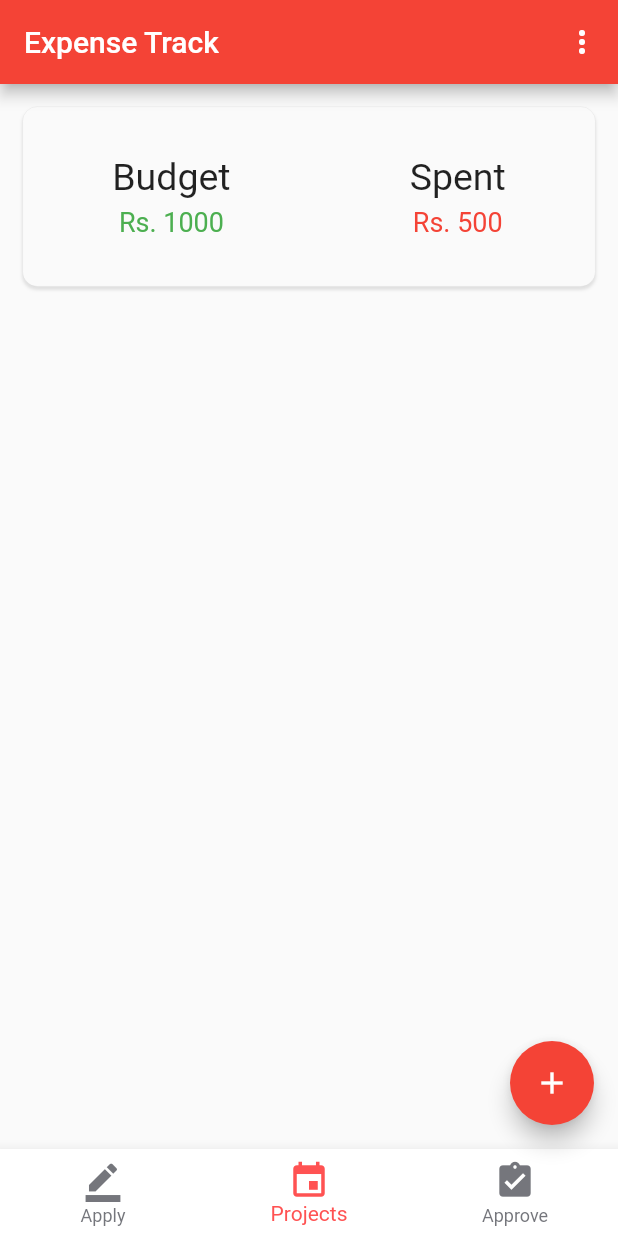
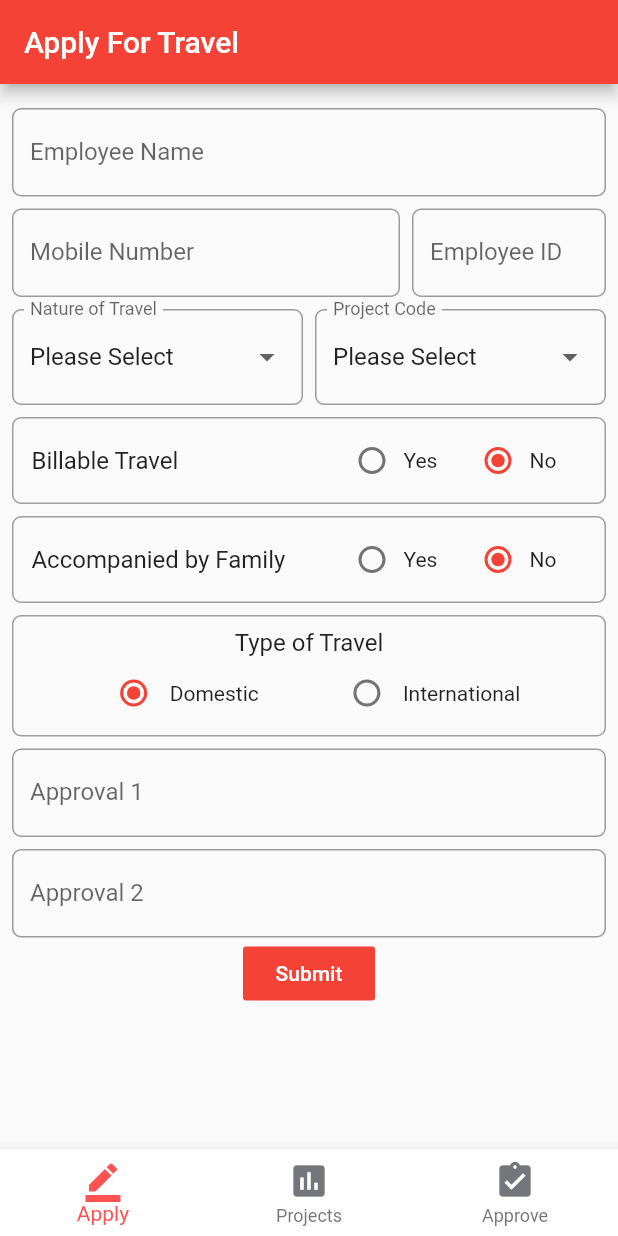
Before and after one commit to vishruth-v/Expense-Tracker, a Flutter app: the screen it shows after launch, on a phone screen of 412 x 824 dp. Run offline on Flutter 3.47's test engine with Material 2 defaults, Android fonts, the phone set to English and light mode, and no system bars.

```diff
--- /dev/null
+++ b/Roshan/expense_tracker/lib/apply.dart
@@ -0,0 +1,365 @@
+import 'package:expense_tracker/navbar.dart';
+import 'package:flutter/material.dart';
+
+class ApplyPage extends StatefulWidget {
+  @override
+  _ApplyPageState createState() => _ApplyPageState();
+}
+
+class _ApplyPageState extends State<ApplyPage> {
+  @override
+  Widget build(BuildContext context) {
+    return Scaffold(
+      appBar: AppBar(
+        title: Text('Apply For Travel'),
+      ),
+      body: ApplicationForm(),
+      bottomNavigationBar: MyBottomNavigationBar(
+        currentIndex: 0,
+      ),
+    );
+  }
+}
+
+class ApplicationForm extends StatefulWidget {
+  @override
+  _ApplicationFormState createState() => _ApplicationFormState();
+}
+
+class _ApplicationFormState extends State<ApplicationForm> {
+  final _formKey = GlobalKey<FormState>();
+  String dropdownValue1 = 'Please Select';
+  String dropdownValue2 = 'Please Select';
+  bool _isBillable = false;
+  bool _isAccompaniedByFamily = false;
+  bool _isDomestic = true;
+  bool _isDense = true;
+
+  @override
+  Widget build(BuildContext context) {
+    return Form(
+      key: _formKey,
+      child: ListView(
+        children: <Widget>[
+          Padding(
+            padding: const EdgeInsets.fromLTRB(8.0, 16.0, 8.0, 0.0),
+            child: TextFormField(
+              validator: (value) => value.isEmpty ? 'Cant be empty' : null,
+              decoration: InputDecoration(labelText: "Employee Name"),
+              textInputAction: TextInputAction.next,
+              onFieldSubmitted: (value) => FocusScope.of(context).nextFocus(),
+            ),
+          ),
+          Padding(
+            padding: const EdgeInsets.fromLTRB(8.0, 8.0, 8.0, 0.0),
+            child: Row(
+              children: <Widget>[
+                Expanded(
+                  flex: 2,
+                  child: TextFormField(
+                    validator: (value) =>
+                        value.isEmpty ? 'Cant be empty' : null,
+                    decoration: InputDecoration(labelText: "Mobile Number"),
+                    keyboardType: TextInputType.phone,
+                    textInputAction: TextInputAction.next,
+                    onFieldSubmitted: (value) =>
+                        FocusScope.of(context).nextFocus(),
+                  ),
+                ),
+                SizedBox(
+                  width: 8.0,
+                ),
+                Expanded(
+                  flex: 1,
+                  child: TextFormField(
+                    validator: (value) =>
+                        value.isEmpty ? 'Cant be empty' : null,
+                    keyboardType: TextInputType.number,
+                    decoration: InputDecoration(labelText: "Employee ID"),
+                    textInputAction: TextInputAction.next,
+                    onFieldSubmitted: (value) =>
+                        FocusScope.of(context).unfocus(),
+                  ),
+                ),
+              ],
+            ),
+          ),
+          Padding(
+            padding: const EdgeInsets.fromLTRB(8.0, 8.0, 8.0, 0.0),
+            child: Row(
+              children: <Widget>[
+                Expanded(
+                  flex: 1,
+                  child: DropdownButtonFormField<String>(
+                    validator: (value) => value == 'Please Select'
+                        ? 'Select a valid reason'
+                        : null,
+                    value: dropdownValue1,
+                    decoration: InputDecoration(labelText: "Nature of Travel"),
+                    icon: Icon(Icons.arrow_drop_down),
+                    iconSize: 24,
+                    elevation: 2,
+                    isExpanded: true,
+                    isDense: _isDense,
+                    onTap: () => FocusScope.of(context).unfocus(),
+                    onChanged: (String newValue) {
+                      setState(() {
+                        _isDense = newValue.length > 15 ? false : true;
+                        dropdownValue1 = newValue;
+                      });
+                    },
+                    items: <String>[
+                      'Please Select',
+                      'Project Visit',
+                      'Local Travel',
+                      'Sales/Marketing',
+                      'Home Travel Request',
+                      'Services and Support',
+                      'Office - Admin Expenses',
+                      'Factory - Admin Expenses',
+                    ].map<DropdownMenuItem<String>>((String value) {
+                      return DropdownMenuItem<String>(
+                        value: value,
+                        child: Text(value),
+                      );
+                    }).toList(),
+                  ),
+                ),
+                SizedBox(width: 8.0),
+                Expanded(
+                  flex: 1,
+                  child: DropdownButtonFormField<String>(
+                    validator: (value) => value == 'Please Select'
+                        ? 'Select a valid code'
+                        : null,
+                    decoration: InputDecoration(labelText: "Project Code"),
+                    value: dropdownValue2,
+                    icon: Icon(Icons.arrow_drop_down),
+                    iconSize: 24,
+                    elevation: 2,
+                    isExpanded: true,
+                    isDense: _isDense,
+                    onTap: () => FocusScope.of(context).unfocus(),
+                    onChanged: (String newValue) {
+                      setState(() {
+                        dropdownValue2 = newValue;
+                      });
+                    },
+                    items: <String>[
+                      'Please Select',
+                      '1',
+                      '2',
+                      '3',
+                      '4',
+                    ].map<DropdownMenuItem<String>>((String value) {
+                      return DropdownMenuItem<String>(
+                        value: value,
+                        child: Text(value),
+                      );
+                    }).toList(),
+                  ),
+                ),
+              ],
+            ),
+          ),
+          Container(
+            margin: const EdgeInsets.fromLTRB(8.0, 8.0, 8.0, 0.0),
+            padding: const EdgeInsets.fromLTRB(8.0, 4.0, 8.0, 4.0),
+            decoration: BoxDecoration(
+              borderRadius: BorderRadius.circular(6),
+              border: Border.all(
+                width: 1,
+                color: Colors.grey,
+              ),
+            ),
+            child: Row(
+              children: <Widget>[
+                Expanded(
+                  flex: 5,
+                  child: Text(
+                    ' Billable Travel',
+                    style: TextStyle(fontSize: 16.0),
+                  ),
+                ),
+                Expanded(
+                  flex: 1,
+                  child: Radio<bool>(
+                    value: true,
+                    groupValue: _isBillable,
+                    onChanged: (bool value) {
+                      setState(() {
+                        _isBillable = value;
+                      });
+                    },
+                  ),
+                ),
+                Expanded(
+                  flex: 1,
+                  child: Text('Yes'),
+                ),
+                Expanded(
+                  flex: 1,
+                  child: Radio<bool>(
+                    value: false,
+                    groupValue: _isBillable,
+                    onChanged: (bool value) {
+                      setState(() {
+                        _isBillable = value;
+                      });
+                    },
+                  ),
+                ),
+                Expanded(
+                  flex: 1,
+                  child: Text('No'),
+                ),
+              ],
+            ),
+          ),
+          Container(
+            margin: const EdgeInsets.fromLTRB(8.0, 8.0, 8.0, 0.0),
+            padding: const EdgeInsets.fromLTRB(8.0, 4.0, 8.0, 4.0),
+            decoration: BoxDecoration(
+              borderRadius: BorderRadius.circular(6),
+              border: Border.all(
+                width: 1,
+                color: Colors.grey,
+              ),
+            ),
+            child: Row(
+              children: <Widget>[
+                Expanded(
+                  flex: 5,
+                  child: Text(
+                    ' Accompanied by Family',
+                    style: TextStyle(fontSize: 16.0),
+                  ),
+                ),
+                Expanded(
+                  flex: 1,
+                  child: Radio<bool>(
+                    value: true,
+                    groupValue: _isAccompaniedByFamily,
+                    onChanged: (bool value) {
+                      setState(() {
+                        _isAccompaniedByFamily = value;
+                      });
+                    },
+                  ),
+                ),
+                Expanded(
+                  flex: 1,
+                  child: Text('Yes'),
+                ),
+                Expanded(
+                  flex: 1,
+                  child: Radio<bool>(
+                    value: false,
+                    groupValue: _isAccompaniedByFamily,
+                    onChanged: (bool value) {
+                      setState(() {
+                        _isAccompaniedByFamily = value;
+                      });
+                    },
+                  ),
+                ),
+                Expanded(
+                  flex: 1,
+                  child: Text('No'),
+                ),
+              ],
+            ),
+          ),
+          Container(
+            margin: const EdgeInsets.fromLTRB(8.0, 8.0, 8.0, 0.0),
+            padding: const EdgeInsets.fromLTRB(8.0, 8.0, 8.0, 4.0),
+            decoration: BoxDecoration(
+              borderRadius: BorderRadius.circular(6),
+              border: Border.all(
+                width: 1,
+                color: Colors.grey,
+              ),
+            ),
+            child: Column(
+              mainAxisAlignment: MainAxisAlignment.center,
+              crossAxisAlignment: CrossAxisAlignment.center,
+              children: <Widget>[
+                Text(
+                  'Type of Travel',
+                  style: TextStyle(fontSize: 16.0),
+                ),
+                Row(
+                  mainAxisAlignment: MainAxisAlignment.spaceEvenly,
+                  children: <Widget>[
+                    Row(
+                      children: <Widget>[
+                        Radio<bool>(
+                          value: true,
+                          groupValue: _isDomestic,
+                          onChanged: (bool value) {
+                            setState(() {
+                              _isDomestic = value;
+                            });
+                          },
+                        ),
+                        Text('Domestic'),
+                      ],
+                    ),
+                    Row(
+                      children: <Widget>[
+                        Radio<bool>(
+                          value: false,
+                          groupValue: _isDomestic,
+                          onChanged: (bool value) {
+                            setState(() {
+                              _isDomestic = value;
+                            });
+                          },
+                        ),
+                        Text('International'),
+                      ],
+                    ),
+                  ],
+                ),
+              ],
+            ),
+          ),
+          Padding(
+            padding: const EdgeInsets.fromLTRB(8.0, 8.0, 8.0, 0.0),
+            child: TextFormField(
+              validator: (value) => value.isEmpty ? 'Cant be empty' : null,
+              decoration: InputDecoration(labelText: "Approval 1"),
+              textInputAction: TextInputAction.next,
+              onFieldSubmitted: (value) => FocusScope.of(context).nextFocus(),
+            ),
+          ),
+          Padding(
+            padding: const EdgeInsets.fromLTRB(8.0, 8.0, 8.0, 0.0),
+            child: TextFormField(
+              validator: (value) => value.isEmpty ? 'Cant be empty' : null,
+              decoration: InputDecoration(labelText: "Approval 2"),
+              textInputAction: TextInputAction.next,
+              onFieldSubmitted: (value) => FocusScope.of(context).unfocus(),
+            ),
+          ),
+          Center(
+            child: FlatButton(
+              child: Text(
+                'Submit',
+                style: TextStyle(color: Colors.white),
+              ),
+              color: Colors.red,
+              onPressed: () {
+                if (_formKey.currentState.validate()) {
+                  // If the form is valid, display a Snackbar.
+                  Scaffold.of(context).showSnackBar(
+                      SnackBar(content: Text('Processing Data')));
+                }
+              },
+            ),
+          ),
+        ],
+      ),
+    );
+  }
+}
--- a/Roshan/expense_tracker/lib/approve.dart
+++ b/Roshan/expense_tracker/lib/approve.dart
@@ -1,4 +1,5 @@
 import 'package:flutter/material.dart';
+import 'navbar.dart';
 
 class ApprovePage extends StatefulWidget {
   @override
@@ -13,49 +14,49 @@ class _ApprovePageState extends State<ApprovePage> {
         title: Text('Approve Projects'),
       ),
       body: Container(),
-      bottomNavigationBar: MyBottomNavigationBar(currentIndex: 1,),
+      bottomNavigationBar: MyBottomNavigationBar(currentIndex: 2,),
     );
   }
 }
 
-class MyBottomNavigationBar extends StatefulWidget {
-  final int currentIndex;
-  final void Function(int) updatePageIndex;
+// class MyBottomNavigationBar extends StatefulWidget {
+//   final int currentIndex;
+//   final void Function(int) updatePageIndex;
 
-  const MyBottomNavigationBar({Key key, this.currentIndex, this.updatePageIndex}) : super(key: key);
+//   const MyBottomNavigationBar({Key key, this.currentIndex, this.updatePageIndex}) : super(key: key);
 
-  @override
-  _MyBottomNavigationBarState createState() => _MyBottomNavigationBarState();
-}
+//   @override
+//   _MyBottomNavigationBarState createState() => _MyBottomNavigationBarState();
+// }
 
-class _MyBottomNavigationBarState extends State<MyBottomNavigationBar> {
-  @override
-  Widget build(BuildContext context) {
-    return BottomNavigationBar(
-      backgroundColor: Colors.white,
-      currentIndex: widget.currentIndex,
-      // elevation: 20.0,
-      // type: BottomNavigationBarType.shifting,
-      iconSize: 28.0,
-      onTap: (index) {
-        widget.updatePageIndex(index);
-      },
-      selectedItemColor: Colors.redAccent,
-      unselectedItemColor: Color(0xcc52545b),
-      items: <BottomNavigationBarItem>[
-        BottomNavigationBarItem(
-          title: Text('Apply'),
-          icon: Icon(Icons.border_color),
-        ),
-        BottomNavigationBarItem(
-          title: Text('Projects'),
-          icon: Icon(Icons.event), //Icons.assessment?
-        ),
-        BottomNavigationBarItem(
-          title: Text('Approve'),
-          icon: Icon(Icons.assignment_turned_in),
-        ),
-      ],
-    );
-  }
-}
+// class _MyBottomNavigationBarState extends State<MyBottomNavigationBar> {
+//   @override
+//   Widget build(BuildContext context) {
+//     return BottomNavigationBar(
+//       backgroundColor: Colors.white,
+//       currentIndex: widget.currentIndex,
+//       // elevation: 20.0,
+//       // type: BottomNavigationBarType.shifting,
+//       iconSize: 28.0,
+//       onTap: (index) {
+//         widget.updatePageIndex(index);
+//       },
+//       selectedItemColor: Colors.redAccent,
+//       unselectedItemColor: Color(0xcc52545b),
+//       items: <BottomNavigationBarItem>[
+//         BottomNavigationBarItem(
+//           title: Text('Apply'),
+//           icon: Icon(Icons.border_color),
+//         ),
+//         BottomNavigationBarItem(
+//           title: Text('Projects'),
+//           icon: Icon(Icons.assessment), //Icons.event?
+//         ),
+//         BottomNavigationBarItem(
+//           title: Text('Approve'),
+//           icon: Icon(Icons.assignment_turned_in),
+//         ),
+//       ],
+//     );
+//   }
+// }
--- a/Roshan/expense_tracker/lib/main.dart
+++ b/Roshan/expense_tracker/lib/main.dart
@@ -1,5 +1,7 @@
+import 'package:expense_tracker/apply.dart';
+import 'package:expense_tracker/navbar.dart';
 import 'package:flutter/material.dart';
-import 'approve.dart';
+// import 'approve.dart';
 
 void main() => runApp(MyApp());
 
@@ -11,8 +13,17 @@ class MyApp extends StatelessWidget {
       theme: ThemeData(
         primarySwatch: Colors.red,
         visualDensity: VisualDensity.adaptivePlatformDensity,
+        inputDecorationTheme: InputDecorationTheme(
+          border: OutlineInputBorder(
+            borderSide: BorderSide(
+              color: Colors.red,
             ),
-      home: MyHomePage(title: 'Expense Track'),
+            borderRadius: BorderRadius.circular(6),
+          ),
+        ),
+      ),
+      home: ApplyPage(),
+      // home: MyHomePage(title: 'Expense Track'),
     );
   }
 }
@@ -102,7 +113,8 @@ class _MyHomePageState extends State<MyHomePage> {
                 value: 'finish',
                 child: Text('End Project'),
               ),
-                  ]),
+            ],
+          ),
         ],
       ),
       body: ListView.separated(
--- /dev/null
+++ b/Roshan/expense_tracker/lib/navbar.dart
@@ -0,0 +1,68 @@
+import 'package:flutter/material.dart';
+import 'package:expense_tracker/main.dart';
+import 'package:expense_tracker/apply.dart';
+import 'approve.dart';
+
+class MyBottomNavigationBar extends StatefulWidget {
+  final int currentIndex;
+  final void Function(int) updatePageIndex;
+
+  const MyBottomNavigationBar(
+      {Key key, this.currentIndex, this.updatePageIndex})
+      : super(key: key);
+
+  @override
+  _MyBottomNavigationBarState createState() => _MyBottomNavigationBarState();
+}
+
+class _MyBottomNavigationBarState extends State<MyBottomNavigationBar> {
+  @override
+  Widget build(BuildContext context) {
+    return BottomNavigationBar(
+      backgroundColor: Colors.white,
+      currentIndex: widget.currentIndex,
+      // elevation: 20.0,
+      // type: BottomNavigationBarType.shifting,
+      iconSize: 28.0,
+      onTap: (index) {
+        widget.updatePageIndex(index);
+        Navigator.push(
+            context,
+            MaterialPageRoute(
+              builder: (context) {
+                switch (index) {
+                  case 0:
+                    return ApplyPage();
+                    break;
+                  case 1:
+                    return MyHomePage();
+                    break;
+                  case 2:
+                    return ApprovePage();
+                    break;
+                  default:
+                    return Scaffold();
+                    break;
+                }
+              },
+            ));
+      },
+      selectedItemColor: Colors.redAccent,
+      unselectedItemColor: Color(0xcc52545b),
+      items: <BottomNavigationBarItem>[
+        BottomNavigationBarItem(
+          title: Text('Apply'),
+          icon: Icon(Icons.border_color),
+        ),
+        BottomNavigationBarItem(
+          title: Text('Projects'),
+          icon: Icon(Icons.assessment), //Icons.event?
+        ),
+        BottomNavigationBarItem(
+          title: Text('Approve'),
+          icon: Icon(Icons.assignment_turned_in),
+        ),
+      ],
+    );
+  }
+}
```
Lines whose indentation alone changed are shown as unchanged.
